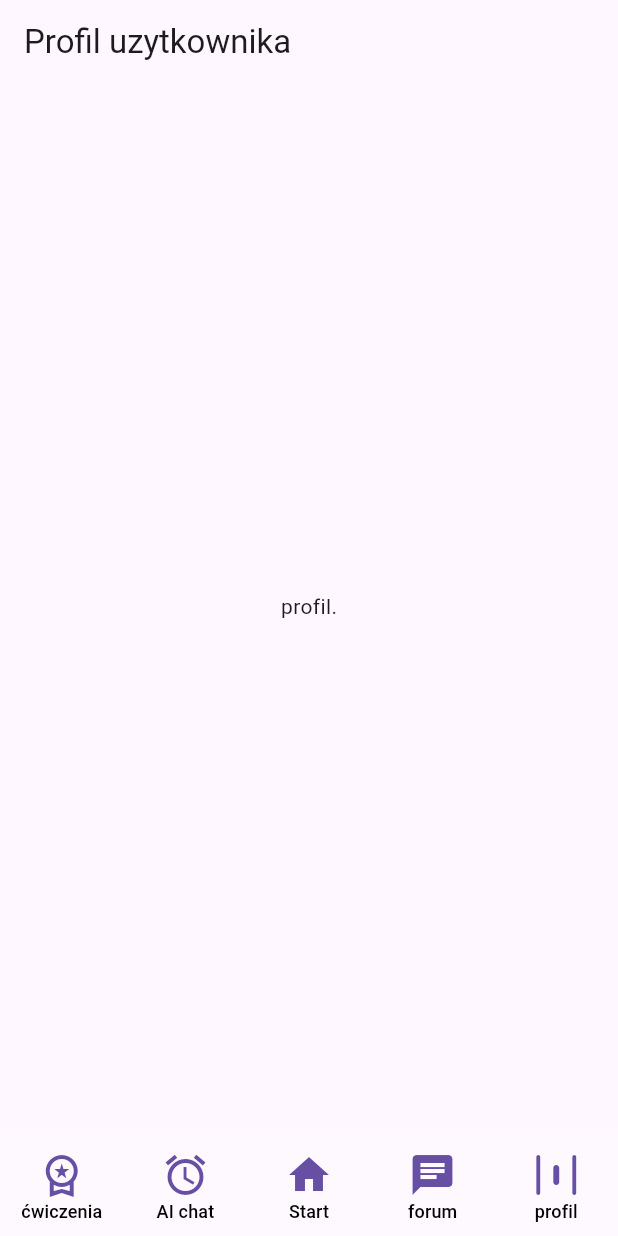
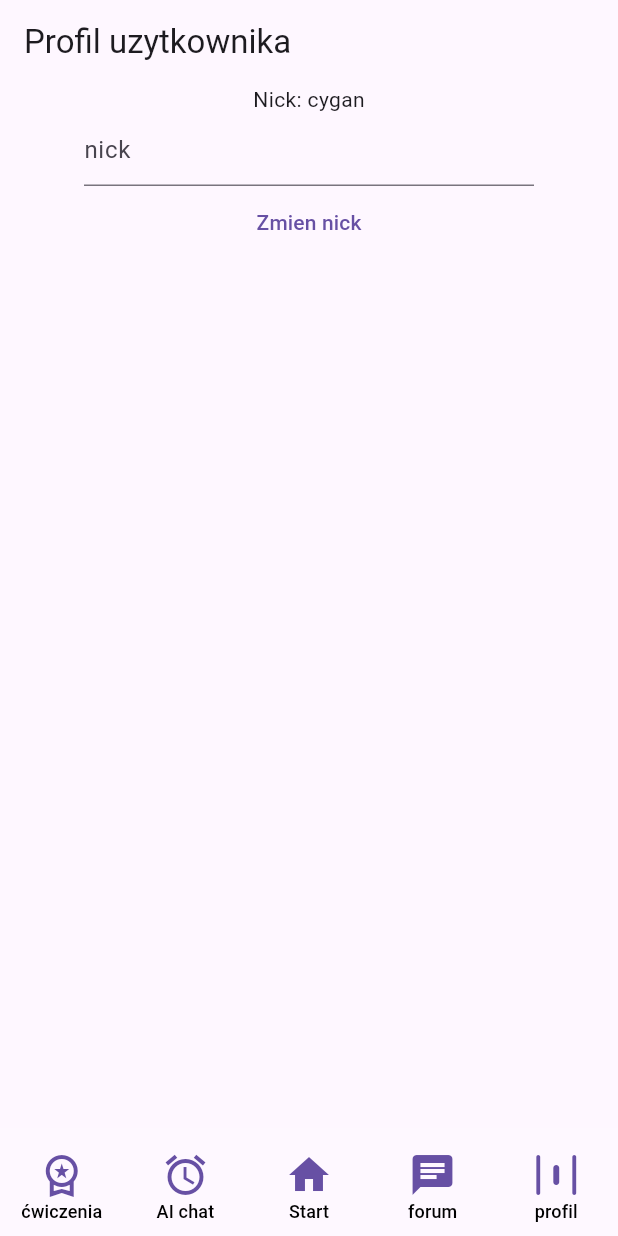
Before and after one commit to xSmilO/JakSieMasz, a Flutter app: the ProfileScreen screen opened by its route, on a phone screen of 412 x 824 dp. Run offline on Flutter 3.47's test engine with Material 3 defaults, Android fonts, the phone set to English and light mode, and no system bars; our stand-ins replace go_router.

Commit message:
created simple nick changer

```diff
--- /dev/null
+++ b/devtools_options.yaml
@@ -0,0 +1,3 @@
+description: This file stores settings for Dart & Flutter DevTools.
+documentation: https://docs.flutter.dev/tools/devtools/extensions#configure-extension-enablement-states
+extensions:
--- a/lib/UI/Home/home_screen.dart
+++ b/lib/UI/Home/home_screen.dart
@@ -1,5 +1,7 @@
 import 'package:flutter/material.dart';
+import 'package:jak_sie_masz/UI/Profile/profile_viewmodel.dart';
 import 'package:jak_sie_masz/UI/Shared/widgets/navigation_widget.dart';
+import 'package:provider/provider.dart';
 
 class HomeScreen extends StatefulWidget {
   const HomeScreen({super.key});
@@ -16,7 +18,9 @@ class _HomeScreenState extends State<HomeScreen> {
         title: Text("Home"),
       ),
       body: Center(
-        child: Text("Hello World"),
+        child: Consumer<ProfileViewModel>(builder: (context, profile, child) {
+          return Text("Witaj ${profile.username}");
+        }),
       ),
       bottomNavigationBar: NavigationWidget(),
     );
--- a/lib/UI/Profile/profile_screen.dart
+++ b/lib/UI/Profile/profile_screen.dart
@@ -1,14 +1,18 @@
 import 'package:flutter/material.dart';
+import 'package:jak_sie_masz/UI/Profile/profile_viewmodel.dart';
 import 'package:jak_sie_masz/UI/Shared/widgets/navigation_widget.dart';
+import 'package:provider/provider.dart';
 
 class ProfileScreen extends StatefulWidget {
-  const ProfileScreen({super.key});
+  const ProfileScreen({super.key, required this.viewModel});
+  final ProfileViewModel viewModel;
 
   @override
   State<ProfileScreen> createState() => _ProfileScreenState();
 }
 
 class _ProfileScreenState extends State<ProfileScreen> {
+  String formData = "";
   @override
   Widget build(BuildContext context) {
     return Scaffold(
@@ -16,7 +20,32 @@ class _ProfileScreenState extends State<ProfileScreen> {
         title: Text("Profil uzytkownika"),
       ),
       body: Center(
-        child: Text("profil."),
+        // child: Text("profil."),
+        child: Column(
+          children: [
+            Consumer<ProfileViewModel>(builder: (context, profile, child) {
+              return Text("Nick: ${profile.username}");
+            }),
+            FormField<String>(
+              builder: (state) {
+                return SizedBox(
+                  width: 300,
+                  child: TextFormField(
+                    decoration: InputDecoration(hintText: "nick"),
+                    onChanged: (value) {
+                      formData = value;
+                      print(formData);
+                    },
+                  ),
+                );
+              },
+            ),
+            TextButton(
+              child: Text("Zmien nick"),
+              onPressed: () => widget.viewModel.changeName(formData),
+            ),
+          ],
+        ),
       ),
       bottomNavigationBar: NavigationWidget(),
     );
--- /dev/null
+++ b/lib/UI/Profile/profile_viewmodel.dart
@@ -0,0 +1,15 @@
+import 'package:flutter/material.dart';
+
+class ProfileViewModel extends ChangeNotifier {
+  String _username = "";
+  ProfileViewModel() : _username = "cygan";
+
+  String get username {
+    return _username;
+  }
+
+  void changeName(String newName) {
+    _username = newName;
+    notifyListeners();
+  }
+}
--- a/lib/UI/Shared/widgets/navigation_item.dart
+++ b/lib/UI/Shared/widgets/navigation_item.dart
@@ -1,5 +1,4 @@
 import 'package:flutter/material.dart';
-import 'package:flutter/widgets.dart';
 import 'package:go_router/go_router.dart';
 
 class NavigationItem extends StatefulWidget {
--- a/lib/routing/router.dart
+++ b/lib/routing/router.dart
@@ -5,6 +5,7 @@ import 'package:jak_sie_masz/UI/Forum/forum_screen.dart';
 import 'package:jak_sie_masz/UI/Home/home_screen.dart';
 import 'package:jak_sie_masz/UI/Profile/profile_screen.dart';
 import 'package:jak_sie_masz/routing/routes.dart';
+import 'package:provider/provider.dart';
 
 GoRouter router() =>
     GoRouter(initialLocation: Routes.home, debugLogDiagnostics: true, routes: [
@@ -26,7 +27,9 @@ GoRouter router() =>
       GoRoute(
           path: Routes.profile,
           builder: (context, state) {
-            return ProfileScreen();
+            return ProfileScreen(
+              viewModel: context.read(),
+            );
           }),
       GoRoute(
         path: Routes.home,
```
Also changed, not shown: lib/main.dart (+10 -1 lines), 1 other file.
